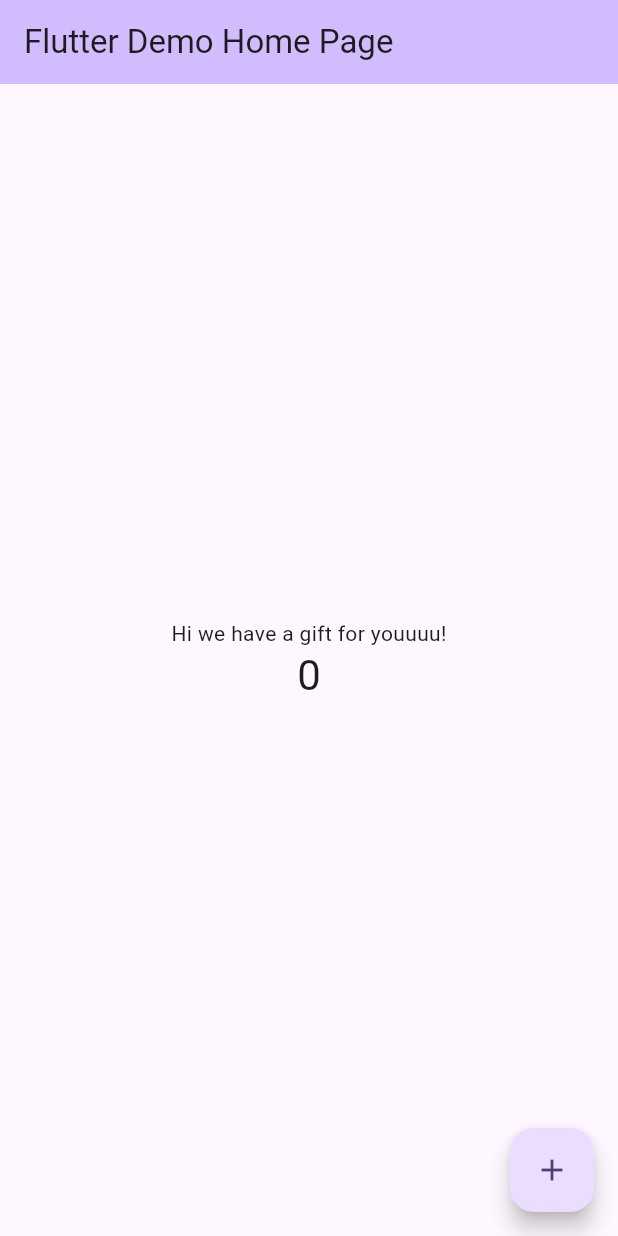
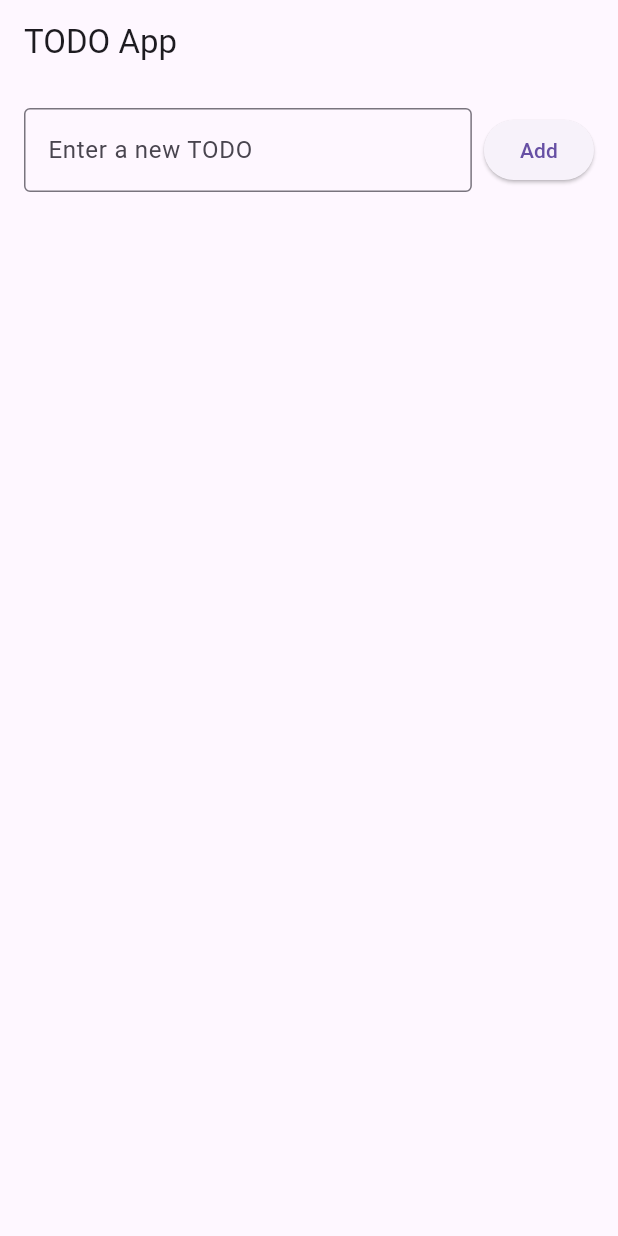
Before and after one commit to N-i-ke/flutter-todo, a Flutter app: the screen it shows after launch, on a phone screen of 412 x 824 dp. Run offline on Flutter 3.47's test engine with Material 3 defaults, Android fonts, the phone set to English and light mode, and no system bars.

Commit message:
add: Todoアプリ

```diff
--- a/lib/main.dart
+++ b/lib/main.dart
@@ -1,125 +1,89 @@
 import 'package:flutter/material.dart';
 
 void main() {
-  runApp(const MyApp());
+  runApp(MyApp());
 }
 
 class MyApp extends StatelessWidget {
-  const MyApp({super.key});
-
-  // This widget is the root of your application.
   @override
   Widget build(BuildContext context) {
     return MaterialApp(
-      title: 'Flutter Demo',
-      theme: ThemeData(
-        // This is the theme of your application.
-        //
-        // TRY THIS: Try running your application with "flutter run". You'll see
-        // the application has a purple toolbar. Then, without quitting the app,
-        // try changing the seedColor in the colorScheme below to Colors.green
-        // and then invoke "hot reload" (save your changes or press the "hot
-        // reload" button in a Flutter-supported IDE, or press "r" if you used
-        // the command line to start the app).
-        //
-        // Notice that the counter didn't reset back to zero; the application
-        // state is not lost during the reload. To reset the state, use hot
-        // restart instead.
-        //
-        // This works for code too, not just values: Most code changes can be
-        // tested with just a hot reload.
-        colorScheme: ColorScheme.fromSeed(seedColor: Colors.deepPurple),
-        useMaterial3: true,
-      ),
-      home: const MyHomePage(title: 'Flutter Demo Home Page'),
+      title: 'TODO App',
+      theme: ThemeData(primarySwatch: Colors.blue),
+      home: TodoPage(),
     );
   }
 }
 
-class MyHomePage extends StatefulWidget {
-  const MyHomePage({super.key, required this.title});
-
-  // This widget is the home page of your application. It is stateful, meaning
-  // that it has a State object (defined below) that contains fields that affect
-  // how it looks.
-
-  // This class is the configuration for the state. It holds the values (in this
-  // case the title) provided by the parent (in this case the App widget) and
-  // used by the build method of the State. Fields in a Widget subclass are
-  // always marked "final".
-
-  final String title;
-
+class TodoPage extends StatefulWidget {
   @override
-  State<MyHomePage> createState() => _MyHomePageState();
+  _TodoPageState createState() => _TodoPageState();
 }
 
-class _MyHomePageState extends State<MyHomePage> {
-  int _counter = 0;
+class _TodoPageState extends State<TodoPage> {
+  final List<String> _todoList = [];
+  final TextEditingController _controller = TextEditingController();
 
-  void _incrementCounter() {
+  void _addTodo() {
+    if (_controller.text.isNotEmpty) {
+      setState(() {
+        _todoList.add(_controller.text);
+        _controller.clear();
+      });
+    }
+  }
+
+  void _deleteTodoItem(int index) {
     setState(() {
-      // This call to setState tells the Flutter framework that something has
-      // changed in this State, which causes it to rerun the build method below
-      // so that the display can reflect the updated values. If we changed
-      // _counter without calling setState(), then the build method would not be
-      // called again, and so nothing would appear to happen.
-      _counter++;
+      _todoList.removeAt(index);
     });
   }
 
   @override
   Widget build(BuildContext context) {
-    // This method is rerun every time setState is called, for instance as done
-    // by the _incrementCounter method above.
-    //
-    // The Flutter framework has been optimized to make rerunning build methods
-    // fast, so that you can just rebuild anything that needs updating rather
-    // than having to individually change instances of widgets.
     return Scaffold(
       appBar: AppBar(
-        // TRY THIS: Try changing the color here to a specific color (to
-        // Colors.amber, perhaps?) and trigger a hot reload to see the AppBar
-        // change color while the other colors stay the same.
-        backgroundColor: Theme.of(context).colorScheme.inversePrimary,
-        // Here we take the value from the MyHomePage object that was created by
-        // the App.build method, and use it to set our appbar title.
-        title: Text(widget.title),
+        title: Text('TODO App'),
       ),
-      body: Center(
-        // Center is a layout widget. It takes a single child and positions it
-        // in the middle of the parent.
-        child: Column(
-          // Column is also a layout widget. It takes a list of children and
-          // arranges them vertically. By default, it sizes itself to fit its
-          // children horizontally, and tries to be as tall as its parent.
-          //
-          // Column has various properties to control how it sizes itself and
-          // how it positions its children. Here we use mainAxisAlignment to
-          // center the children vertically; the main axis here is the vertical
-          // axis because Columns are vertical (the cross axis would be
-          // horizontal).
-          //
-          // TRY THIS: Invoke "debug painting" (choose the "Toggle Debug Paint"
-          // action in the IDE, or press "p" in the console), to see the
-          // wireframe for each widget.
-          mainAxisAlignment: MainAxisAlignment.center,
-          children: <Widget>[
-            const Text(
-              'Hi we have a gift for youuuu!',
+      body: Column(
+        children: [
+          Padding(
+            padding: const EdgeInsets.all(16.0),
+            child: Row(
+              children: [
+                Expanded(
+                  child: TextField(
+                    controller: _controller,
+                    decoration: InputDecoration(
+                      hintText: 'Enter a new TODO',
+                      border: OutlineInputBorder(),
+                    ),
+                  ),
+                ),
+                SizedBox(width: 8),
+                ElevatedButton(
+                  onPressed: _addTodo,
+                  child: Text('Add'),
+                ),
+              ],
             ),
-            Text(
-              '$_counter',
-              style: Theme.of(context).textTheme.headlineMedium,
+          ),
+          Expanded(
+            child: ListView.builder(
+              itemCount: _todoList.length,
+              itemBuilder: (context, index) {
+                return ListTile(
+                  title: Text(_todoList[index]),
+                  trailing: IconButton(
+                    icon: Icon(Icons.delete),
+                    onPressed: () => _deleteTodoItem(index),
+                  ),
+                );
+              },
             ),
-          ],
-        ),
+          ),
+        ],
       ),
-      floatingActionButton: FloatingActionButton(
-        onPressed: _incrementCounter,
-        tooltip: 'Increment',
-        child: const Icon(Icons.add),
-      ), // This trailing comma makes auto-formatting nicer for build methods.
     );
   }
 }
```
